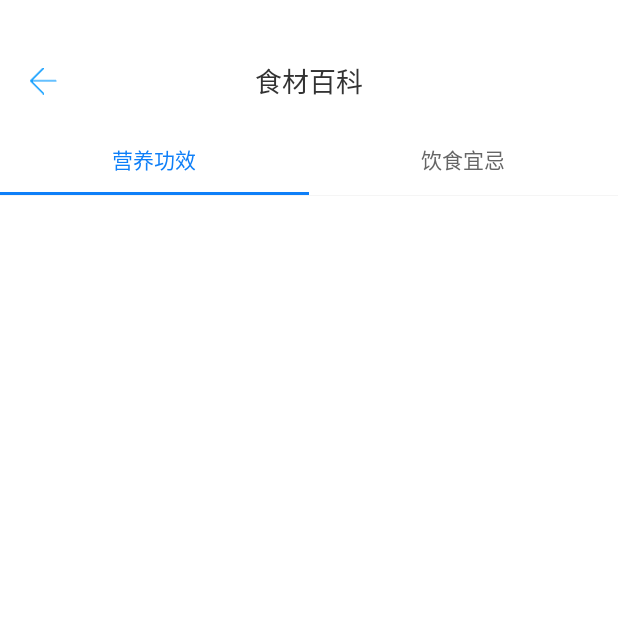
After one commit to JerryLai8080/JYBX, an Android app: the OneTabFragment screen opened directly, with no data from a screen before it, on a phone screen of 412 x 824 dp, the top half of it. The commit adds this screen. Run offline under Robolectric (Android 15) with nearby library versions, the phone set to English and light mode, and no system bars; our stand-ins replace ButterKnife; libraries missing offline, so code that uses them is left out: com.jaeger.library; 1 statement that could not run was skipped.

Commit message:
2017.11.10

```diff
--- a/app/src/main/AndroidManifest.xml
+++ b/app/src/main/AndroidManifest.xml
@@ -24,6 +24,9 @@
         <activity android:name=".activity.SearchActivity"
             android:screenOrientation="portrait"/>
 
+        <activity android:name=".activity.FoodEncyclopediaActivity"
+            android:screenOrientation="portrait"/>
+
     </application>
 
 </manifest>
--- a/app/src/main/java/com/bx/jz/jy/jybx/activity/FoodEncyclopediaActivity.java
+++ b/app/src/main/java/com/bx/jz/jy/jybx/activity/FoodEncyclopediaActivity.java
@@ -1,17 +1,128 @@
 package com.bx.jz.jy.jybx.activity;
 
 import android.os.Bundle;
+import android.support.design.widget.TabLayout;
+import android.support.v4.app.Fragment;
+import android.support.v4.app.FragmentManager;
+import android.support.v4.app.FragmentPagerAdapter;
+import android.support.v4.view.ViewPager;
+import android.support.v7.widget.AppCompatAutoCompleteTextView;
+import android.support.v7.widget.Toolbar;
+import android.view.View;
+import android.widget.ImageView;
+import android.widget.LinearLayout;
+import android.widget.TextView;
 
+import com.bx.jz.jy.jybx.R;
 import com.bx.jz.jy.jybx.base.BaseActivity;
+import com.bx.jz.jy.jybx.fragment.OneTabFragment;
+import com.bx.jz.jy.jybx.fragment.TwoTabFragment;
+import com.bx.jz.jy.jybx.utils.DecorViewUtils;
+import com.jaeger.library.StatusBarUtil;
+
+import java.util.ArrayList;
+import java.util.List;
+
+import butterknife.BindView;
+import butterknife.ButterKnife;
+import butterknife.OnClick;
 
 /**
  * Created by Administrator on 2017/11/10 0010.
  */
 
-public class FoodEncyclopediaActivity extends BaseActivity{
+public class FoodEncyclopediaActivity extends BaseActivity {
+
+    @BindView(R.id.img_back)
+    ImageView imgBack;
+    @BindView(R.id.tv_title)
+    TextView tvTitle;
+    @BindView(R.id.et_search)
+    AppCompatAutoCompleteTextView etSearch;
+    @BindView(R.id.base_ll)
+    LinearLayout baseLl;
+    @BindView(R.id.base_toolbar)
+    Toolbar baseToolbar;
+    @BindView(R.id.tab_layout)
+    TabLayout tabLayout;
+    @BindView(R.id.viewpager)
+    ViewPager viewpager;
+
+    private OneTabFragment oneTabFragment;
+    private TwoTabFragment twoTabFragment;
 
     @Override
     protected void onCreate(Bundle savedInstanceState) {
         super.onCreate(savedInstanceState);
+        DecorViewUtils.getDarkDecorView(this);
+        setContentView(R.layout.activity_food_encyclopedia);
+        ButterKnife.bind(this);
+        baseLl.setVisibility(View.GONE);
+        tvTitle.setVisibility(View.VISIBLE);
+        tvTitle.setText("食材百科");
+
+        initView();
+    }
+
+    private void initView() {
+        viewpager.setAdapter(new VoucherFragmentPagerAdapter(getSupportFragmentManager()));
+        viewpager.setOffscreenPageLimit(2);
+        viewpager.setOnPageChangeListener(new ViewPager.OnPageChangeListener() {
+
+            @Override
+            public void onPageScrolled(int position, float positionOffset, int positionOffsetPixels) {
+            }
+
+            @Override
+            public void onPageSelected(int position) {
+            }
+
+            @Override
+            public void onPageScrollStateChanged(int state) {
+
+            }
+        });
+        tabLayout.setupWithViewPager(viewpager);
+        tabLayout.setTabMode(TabLayout.MODE_FIXED);
+        tabLayout.setTabTextColors(getResources().getColor(R.color.color_666), getResources().getColor(R.color.color_0e));
+        tabLayout.setSelectedTabIndicatorColor(getResources().getColor(R.color.color_0e));
+    }
+
+    @Override
+    protected void setStatusBar() {
+        StatusBarUtil.setTranslucentForImageViewInFragment(FoodEncyclopediaActivity.this, null);
+    }
+
+    @OnClick(R.id.img_back)
+    public void onViewClicked() {
+        this.finish();
+    }
+
+    private class VoucherFragmentPagerAdapter extends FragmentPagerAdapter {
+        List<Fragment> fragmentList = new ArrayList<>();
+        String titles[] = new String[]{"营养功效", "饮食宜忌"};
+
+        private VoucherFragmentPagerAdapter(FragmentManager fm) {
+            super(fm);
+            oneTabFragment = new OneTabFragment();
+            twoTabFragment = new TwoTabFragment();
+            fragmentList.add(oneTabFragment);
+            fragmentList.add(twoTabFragment);
+        }
+
+        @Override
+        public CharSequence getPageTitle(int position) {
+            return titles[position];
+        }
+
+        @Override
+        public Fragment getItem(int position) {
+            return fragmentList.get(position);
+        }
+
+        @Override
+        public int getCount() {
+            return fragmentList.size();
+        }
     }
 }
--- a/app/src/main/java/com/bx/jz/jy/jybx/base/BaseActivity.java
+++ b/app/src/main/java/com/bx/jz/jy/jybx/base/BaseActivity.java
@@ -14,6 +14,7 @@ import android.view.Window;
 import android.widget.EditText;
 
 import com.bx.jz.jy.jybx.R;
+import com.bx.jz.jy.jybx.activity.FoodEncyclopediaActivity;
 import com.bx.jz.jy.jybx.utils.AppManager;
 import com.bx.jz.jy.jybx.utils.DecorViewUtils;
 import com.bx.jz.jy.jybx.utils.KeyBoardUtils;
@@ -32,6 +33,7 @@ public abstract class BaseActivity extends AppCompatActivity{
 
     protected void setStatusBar() {
         StatusBarUtil.setColor(this, getResources().getColor(R.color.colorPrimary));
+//        StatusBarUtil.setTranslucentForImageViewInFragment(BaseActivity.this, null);
     }
 
     /**
--- /dev/null
+++ b/app/src/main/java/com/bx/jz/jy/jybx/fragment/OneTabFragment.java
@@ -0,0 +1,28 @@
+package com.bx.jz.jy.jybx.fragment;
+
+import android.os.Bundle;
+import android.support.annotation.Nullable;
+import android.support.v4.app.Fragment;
+import android.view.LayoutInflater;
+import android.view.View;
+import android.view.ViewGroup;
+
+import com.bx.jz.jy.jybx.R;
+import com.bx.jz.jy.jybx.base.BaseFragment;
+
+/**
+ * Created by Administrator on 2017/11/10 0010.
+ */
+
+public class OneTabFragment extends Fragment{
+
+    @Nullable
+    @Override
+    public View onCreateView(LayoutInflater inflater, @Nullable ViewGroup container, @Nullable Bundle savedInstanceState) {
+
+        View view = inflater.inflate(R.layout.fragment_one_tab,container,false);
+
+        return view;
+
+    }
+}
--- /dev/null
+++ b/app/src/main/java/com/bx/jz/jy/jybx/fragment/TwoTabFragment.java
@@ -0,0 +1,28 @@
+package com.bx.jz.jy.jybx.fragment;
+
+import android.os.Bundle;
+import android.support.annotation.Nullable;
+import android.support.v4.app.Fragment;
+import android.view.LayoutInflater;
+import android.view.View;
+import android.view.ViewGroup;
+
+import com.bx.jz.jy.jybx.R;
+
+/**
+ * Created by Administrator on 2017/11/10 0010.
+ */
+
+public class TwoTabFragment extends Fragment{
+
+
+    @Nullable
+    @Override
+    public View onCreateView(LayoutInflater inflater, @Nullable ViewGroup container, @Nullable Bundle savedInstanceState) {
+
+        View view = inflater.inflate(R.layout.fragment_tow_tab,container,false);
+
+        return view;
+
+    }
+}
--- a/app/src/main/res/layout/activity_add_goods.xml
+++ b/app/src/main/res/layout/activity_add_goods.xml
@@ -87,7 +87,7 @@
                     android:layout_height="wrap_content"
                     android:layout_weight="1"
                     android:gravity="end"
-                    android:text="克"
+                    android:text="0克"
                     android:textColor="@color/color_333"
                     android:textSize="14sp" />
 
@@ -164,7 +164,7 @@
                     android:layout_height="wrap_content"
                     android:layout_weight="1"
                     android:gravity="end"
-                    android:text="天"
+                    android:text="0天"
                     android:textColor="@color/color_333"
                     android:textSize="14sp" />
 
--- /dev/null
+++ b/app/src/main/res/layout/activity_food_encyclopedia.xml
@@ -0,0 +1,26 @@
+<?xml version="1.0" encoding="utf-8"?>
+<LinearLayout xmlns:android="http://schemas.android.com/apk/res/android"
+    android:layout_width="match_parent"
+    android:layout_height="match_parent"
+    android:background="@color/white"
+    android:orientation="vertical">
+
+    <include layout="@layout/base_bar" />
+
+    <android.support.design.widget.TabLayout
+        android:id="@+id/tab_layout"
+        android:layout_width="match_parent"
+        android:layout_height="wrap_content"
+        android:background="@color/white" />
+
+    <View
+        android:background="@color/color_f5"
+        android:layout_width="match_parent"
+        android:layout_height="0.5dp"/>
+
+    <android.support.v4.view.ViewPager
+        android:id="@+id/viewpager"
+        android:layout_width="match_parent"
+        android:layout_height="match_parent" />
+
+</LinearLayout>
--- a/app/src/main/res/layout/base_bar.xml
+++ b/app/src/main/res/layout/base_bar.xml
@@ -32,30 +32,30 @@
 
         <LinearLayout
             android:id="@+id/base_ll"
-            android:visibility="visible"
             android:layout_width="wrap_content"
             android:layout_height="wrap_content"
             android:layout_centerInParent="true"
             android:layout_marginRight="20dp"
             android:layout_toEndOf="@+id/img_back"
             android:background="@mipmap/search_bg"
-            android:gravity="center">
+            android:gravity="center"
+            android:visibility="visible">
 
             <android.support.v7.widget.AppCompatAutoCompleteTextView
+                android:id="@+id/et_search"
+                android:layout_width="match_parent"
+                android:layout_height="wrap_content"
                 android:layout_gravity="center_vertical"
+                android:layout_marginLeft="40dp"
+                android:layout_marginRight="30dp"
+                android:background="@null"
                 android:gravity="center_vertical"
                 android:hint="输入你感兴趣的内容"
-                android:id="@+id/et_search"
-                android:textSize="14sp"
+                android:maxLines="1"
                 android:singleLine="true"
-                android:maxLines="1"
+                android:textColor="@color/color_9d"
                 android:textColorHint="@color/color_c7"
-                android:textColor="@color/color_9d"
-                android:layout_width="match_parent"
-                android:layout_height="wrap_content"
-                android:layout_marginLeft="40dp"
-                android:layout_marginRight="30dp"
-                android:background="@null"/>
+                android:textSize="14sp" />
 
         </LinearLayout>
 
--- /dev/null
+++ b/app/src/main/res/layout/fragment_one_tab.xml
@@ -0,0 +1,7 @@
+<?xml version="1.0" encoding="utf-8"?>
+<LinearLayout xmlns:android="http://schemas.android.com/apk/res/android"
+    android:layout_width="match_parent"
+    android:background="@color/white"
+    android:layout_height="match_parent">
+
+</LinearLayout>
--- /dev/null
+++ b/app/src/main/res/layout/fragment_tow_tab.xml
@@ -0,0 +1,8 @@
+<?xml version="1.0" encoding="utf-8"?>
+<LinearLayout xmlns:android="http://schemas.android.com/apk/res/android"
+    android:layout_width="match_parent"
+    android:layout_height="match_parent"
+    android:background="@color/white"
+    android:orientation="vertical">
+
+</LinearLayout>
```
